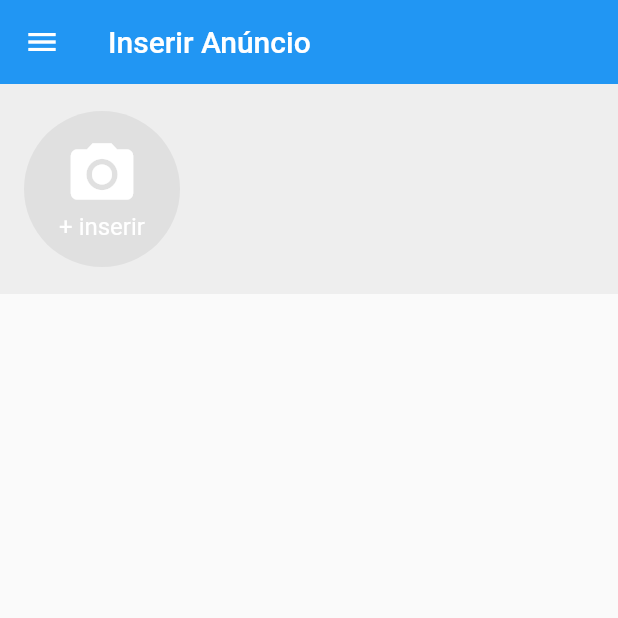
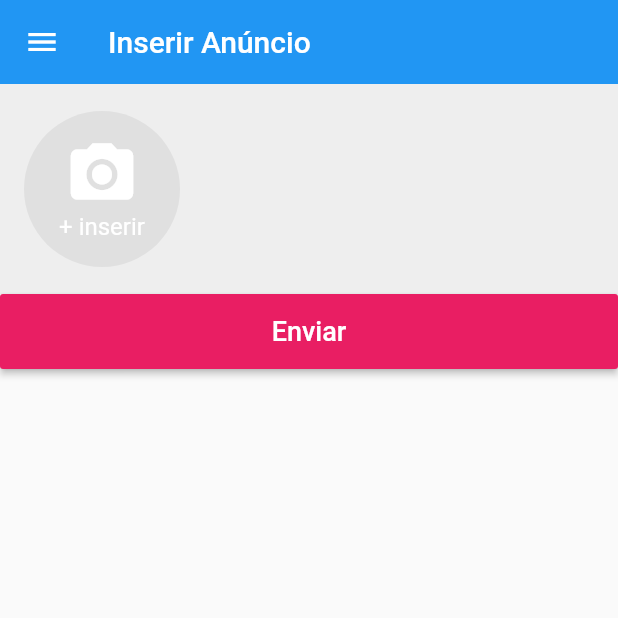
Before and after one commit to jvmineiro/olx_clone, a Flutter app: the screen it shows after launch, swiped to page 2, on a phone screen of 412 x 824 dp, the top half of it. Run offline on Flutter 3.47's test engine with Material 2 defaults, Android fonts, the phone set to English and light mode, and no system bars; our stand-ins replace brasil_fields, image_picker, rxdart.

Commit message:
validando o Estado das Imagens

```diff
--- a/lib/screens/create/create_screen.dart
+++ b/lib/screens/create/create_screen.dart
@@ -24,8 +24,30 @@ class _CreateScreenState extends State<CreateScreen> {
         child: ListView(
           children: <Widget>[
             ImagesField(
-
+              onSaved: (images){
+                print(images);
+              },
+              initialValue: [],
             ),
+            Container(
+              height: 50,
+              child: RaisedButton(
+                color: Colors.pink,
+                child: Text(
+                  'Enviar',
+                  style: TextStyle(
+                    color: Colors.white,
+                    fontSize: 18,
+                    fontWeight: FontWeight.w500,
+                  ),
+                ),
+                onPressed: (){
+                  if(_formKey.currentState.validate()){
+                    _formKey.currentState.save();
+                  }
+                },
+              ),
+            )
           ],
         ),
       ),
--- a/lib/screens/create/widgets/images_field.dart
+++ b/lib/screens/create/widgets/images_field.dart
@@ -2,10 +2,22 @@ import 'package:flutter/material.dart';
 import 'package:xlo/screens/create/widgets/image_source_sheet.dart';
 
 class ImagesField extends StatelessWidget {
+
+  ImagesField({this.onSaved, this.initialValue});
+
+  final FormFieldSetter<List> onSaved;
+  final List initialValue;
+
   @override
   Widget build(BuildContext context) {
     return FormField<List>(
-      initialValue: [],
+      initialValue: initialValue,
+      onSaved: onSaved,
+      validator: (images){
+        if(images.isEmpty)
+          return 'Campo obrigatório';
+        return null;
+      },
       builder: (state){
         return Column(
           children: <Widget>[
@@ -84,7 +96,16 @@ class ImagesField extends StatelessWidget {
                   );
                 }
               ),
-            )
+            ),
+            if(state.hasError)
+              Container(
+                padding: const EdgeInsets.symmetric(horizontal: 16, vertical: 8),
+                alignment: Alignment.centerLeft,
+                child: Text(
+                  state.errorText,
+                  style: TextStyle(color: Colors.red, fontSize: 12),
+                ),
+              )
           ],
         );
       },
```
